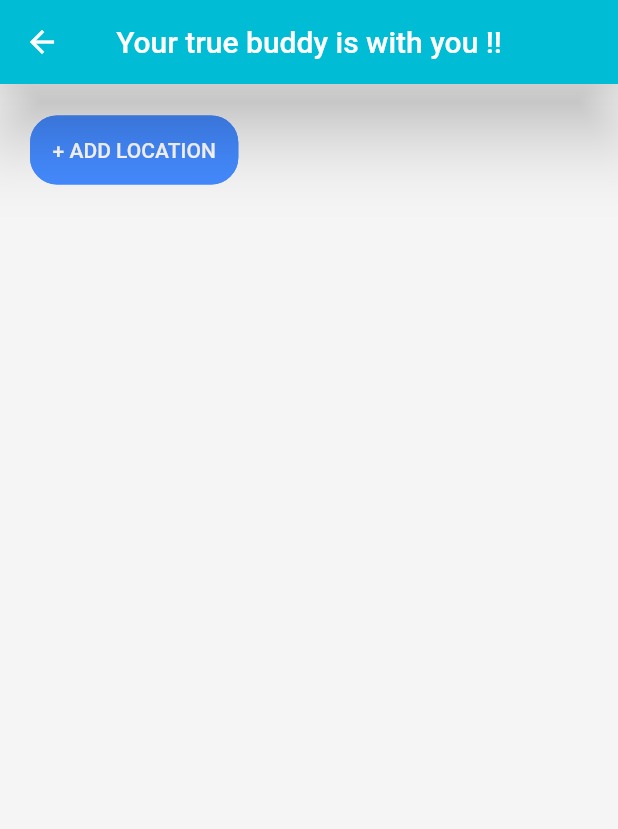
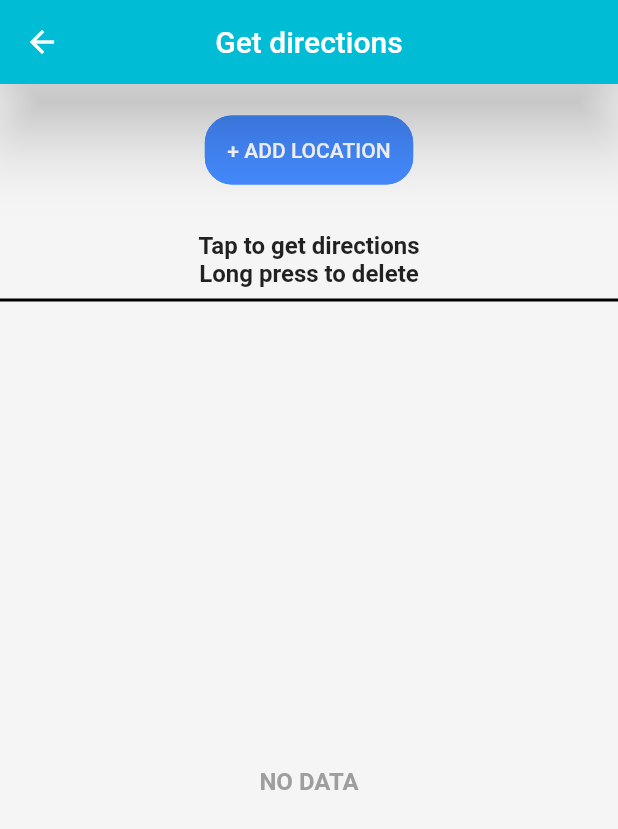
Before and after one commit to Fork-IT/companion, a Flutter app: the HomePage2 screen opened directly, on a phone screen of 412 x 824 dp. Shown: the top 829 px of the screen. Run offline on Flutter 3.47's test engine with Material 2 defaults, Android fonts, the light colour scheme and no system bars; our stand-ins replace audioplayers, curved_navigation_bar, date_picker_timeline, firebase_auth, firebase_core, flutter_local_notifications and 18 more; missing offline and left inert: chess_vectors_flutter, flutter_google_places, flutter_phone_direct_caller, google_api_headers, google_maps_webservice, home_widget and 1 more; accounts and stored records are empty; statements that could not run were skipped; project files that could hold a hidden picture were left out.

Commit message:
direction upgraded

```diff
--- a/lib/ui/home_page.dart
+++ b/lib/ui/home_page.dart
@@ -30,7 +30,7 @@ class _HomePageState extends State<HomePage> {
     return Scaffold(
         appBar: AppBar(
           title: Text('Connect with your loved ones'),
-          elevation: 0,
+          elevation: 20,
           centerTitle: true,
           backgroundColor: Colors.cyan,
         ),
@@ -48,6 +48,9 @@ class _HomePageState extends State<HomePage> {
                   )
                 ],
               ),
+            ),
+            Container(
+              margin: const EdgeInsets.only(top: 20, left: 20),
             ),
             SizedBox(height: 10,),
             Container(
--- a/lib/ui/home_page2.dart
+++ b/lib/ui/home_page2.dart
@@ -25,7 +25,7 @@ class _HomePage2State extends State<HomePage2> {
   Widget build(BuildContext context) {
     return Scaffold(
       appBar: AppBar(
-        title: Text('Your true buddy is with you !!'),
+        title: Text('Get directions'),
         centerTitle: true,
         elevation: 20,
         backgroundColor: Colors.cyan,
@@ -35,7 +35,7 @@ class _HomePage2State extends State<HomePage2> {
           Container(
             margin: const EdgeInsets.only(left: 20, right: 20, top: 20),
             child: Row(
-              mainAxisAlignment: MainAxisAlignment.spaceBetween,
+              mainAxisAlignment: MainAxisAlignment.center,
               children: [
                 TextButton(
                     child: Text(
@@ -65,7 +65,17 @@ class _HomePage2State extends State<HomePage2> {
           Container(
             margin: const EdgeInsets.only(top: 20, left: 20),
           ),
-          SizedBox(height: 10,),
+          const SizedBox(height: 10,),
+          const Text(
+            "Tap to get directions\nLong press to delete",
+            style: TextStyle(
+              fontWeight: FontWeight.bold,
+              fontSize: 16,
+            ),
+            textAlign: TextAlign.center,
+          ),
+          const Divider(color: Colors.black, thickness: 2,),
+          const SizedBox(height: 10,),
           _showTasks()
         ],
       ),
@@ -75,6 +85,20 @@ class _HomePage2State extends State<HomePage2> {
   _showTasks() {
     return Expanded(
       child: Obx((){
+        if(_taskController.taskList.isEmpty)
+        {
+          return const Center(
+            child: Text(
+              "NO DATA",
+              style: TextStyle(
+                color: Colors.grey,
+                fontWeight: FontWeight.bold,
+                fontSize: 16,
+              ),
+            ),
+          );
+        }
+        else {
           return ListView.builder(
               itemCount: _taskController.taskList.length,
 
@@ -87,8 +111,15 @@ class _HomePage2State extends State<HomePage2> {
                         child: Row(
                           children: [
                             GestureDetector(
+                              onLongPress: () {
+                                _showBottomSheet(context, task);
+                              },
                               onTap: () {
-                                  _showBottomSheet(context, task);
+                                var title = task.title.toString();
+                                var hmlat = task.lat!.toDouble();
+                                var hmlan = task.lan!.toDouble();
+                                HomeDirection().openMapsSheet(
+                                    context, title, hmlat, hmlan);
                               },
                               child: TaskTile2(task),
                             )
@@ -98,6 +129,7 @@ class _HomePage2State extends State<HomePage2> {
                     )
                 );
               });
+        }
       }),
     );
   }
@@ -106,7 +138,7 @@ class _HomePage2State extends State<HomePage2> {
     Get.bottomSheet(
       Container(
         padding: const EdgeInsets.only(top: 4),
-        height: MediaQuery.of(context).size.height*0.32,
+        height: MediaQuery.of(context).size.height*0.15,
         color: Colors.white,
         child: Column(
           children: [
@@ -120,36 +152,12 @@ class _HomePage2State extends State<HomePage2> {
             ),
             Spacer(),
             _bottomSheetButton(
-                label: "Show Direction",
-                onTap: () async {
-                  var title = task.title.toString();
-                  var hmlat = task.lat!.toDouble();
-                  var hmlan = task.lan!.toDouble();
-                  HomeDirection().openMapsSheet(context,title,hmlat,hmlan);
-                  Get.back();
-                },
-                clr: primaryClr,
-                context:context
-            ),
-            _bottomSheetButton(
                 label: "Delete Location",
                 onTap: () async {
                   _taskController.delete(task);
                   Get.back();
                 },
                 clr: Colors.red[500]!,
-                context:context
-            ),
-            SizedBox(
-              height: 20,
-            ),
-            _bottomSheetButton(
-                label: "Close",
-                onTap: () {
-                  Get.back();
-                },
-                clr: Colors.red[300]!,
-                isClose: true,
                 context:context
             ),
             SizedBox(
```
Also changed, not shown: lib/identify/ui/identify_home_page.dart (+5 -2 lines). Lines whose indentation alone changed are shown as unchanged.
